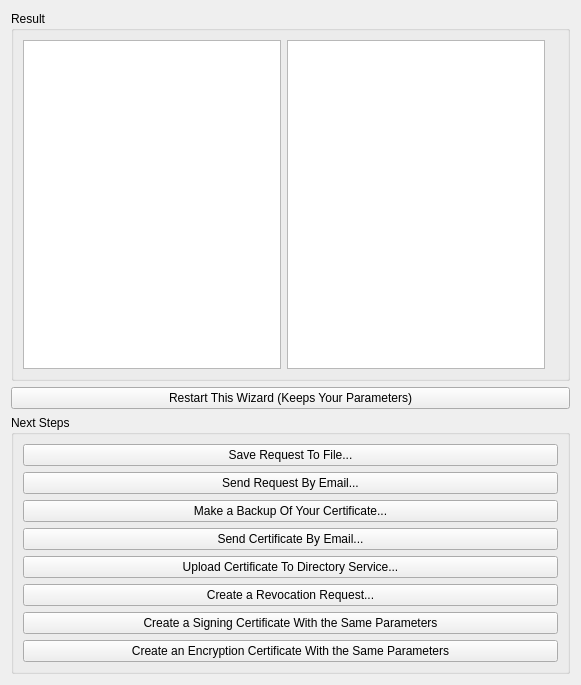
Before: the Qt Designer form newcertificatewizard/resultpage.ui in sensama/kleopatra, drawn with Qt 5.
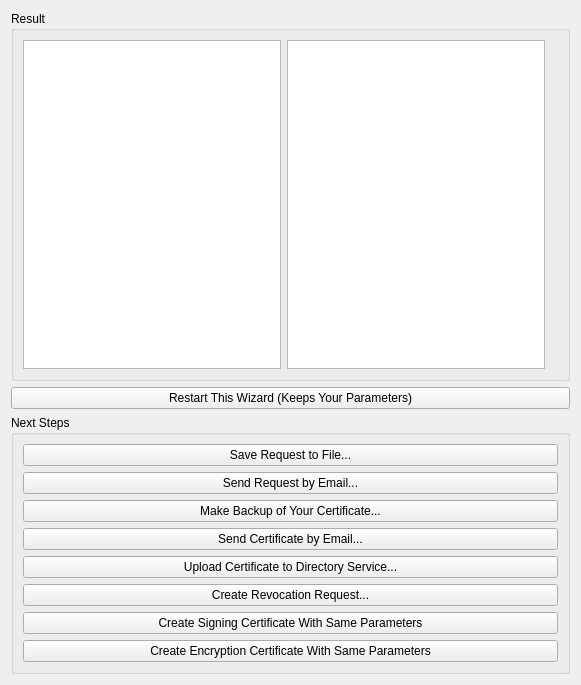
After: the same form once the commit is applied. Custom widgets are drawn as their Qt base class.

The edit to the form file:
```diff
--- a/newcertificatewizard/resultpage.ui
+++ b/newcertificatewizard/resultpage.ui
@@ -51,56 +51,56 @@
       <item>
        <widget class="QPushButton" name="saveRequestToFilePB" >
         <property name="text" >
-         <string>Save Request To File...</string>
+         <string>Save Request to File...</string>
         </property>
        </widget>
       </item>
       <item>
        <widget class="QPushButton" name="sendRequestByEMailPB" >
         <property name="text" >
-         <string>Send Request By Email...</string>
+         <string>Send Request by Email...</string>
         </property>
        </widget>
       </item>
       <item>
        <widget class="QPushButton" name="makeBackupPB" >
         <property name="text" >
-         <string>Make a Backup Of Your Certificate...</string>
+         <string>Make Backup of Your Certificate...</string>
         </property>
        </widget>
       </item>
       <item>
        <widget class="QPushButton" name="sendCertificateByEMailPB" >
         <property name="text" >
-         <string>Send Certificate By Email...</string>
+         <string>Send Certificate by Email...</string>
         </property>
        </widget>
       </item>
       <item>
        <widget class="QPushButton" name="uploadToKeyserverPB" >
         <property name="text" >
-         <string>Upload Certificate To Directory Service...</string>
+         <string>Upload Certificate to Directory Service...</string>
         </property>
        </widget>
       </item>
       <item>
        <widget class="QPushButton" name="createRevocationRequestPB" >
         <property name="text" >
-         <string>Create a Revocation Request...</string>
+         <string>Create Revocation Request...</string>
         </property>
        </widget>
       </item>
       <item>
        <widget class="QPushButton" name="createSigningCertificatePB" >
         <property name="text" >
-         <string>Create a Signing Certificate With the Same Parameters</string>
+         <string>Create Signing Certificate With Same Parameters</string>
         </property>
        </widget>
       </item>
       <item>
        <widget class="QPushButton" name="createEncryptionCertificatePB" >
         <property name="text" >
-         <string>Create an Encryption Certificate With the Same Parameters</string>
+         <string>Create Encryption Certificate With Same Parameters</string>
         </property>
        </widget>
       </item>
```
